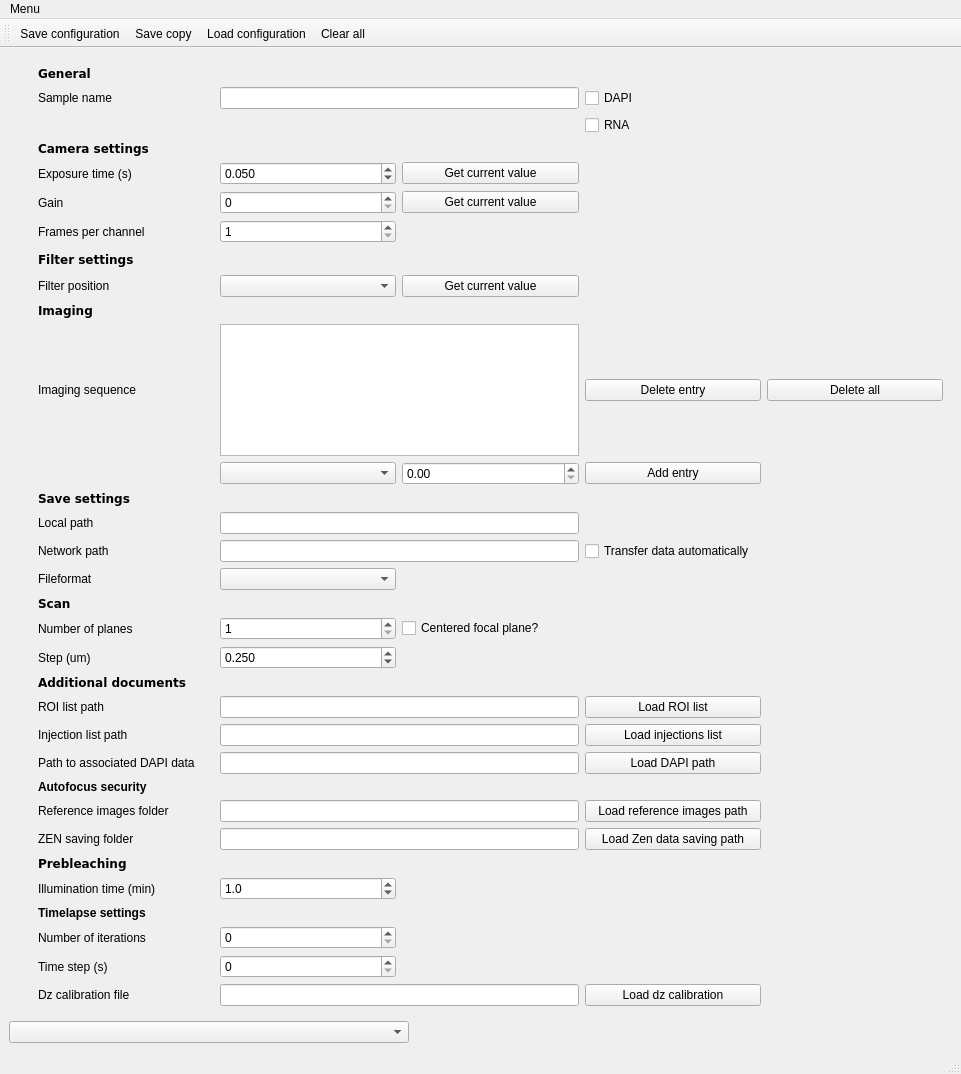
First picture: the form in gui/experiment_configurator/ui_exp_configurator.ui, repository NollmannLab/qudi-HiM, before the edit.
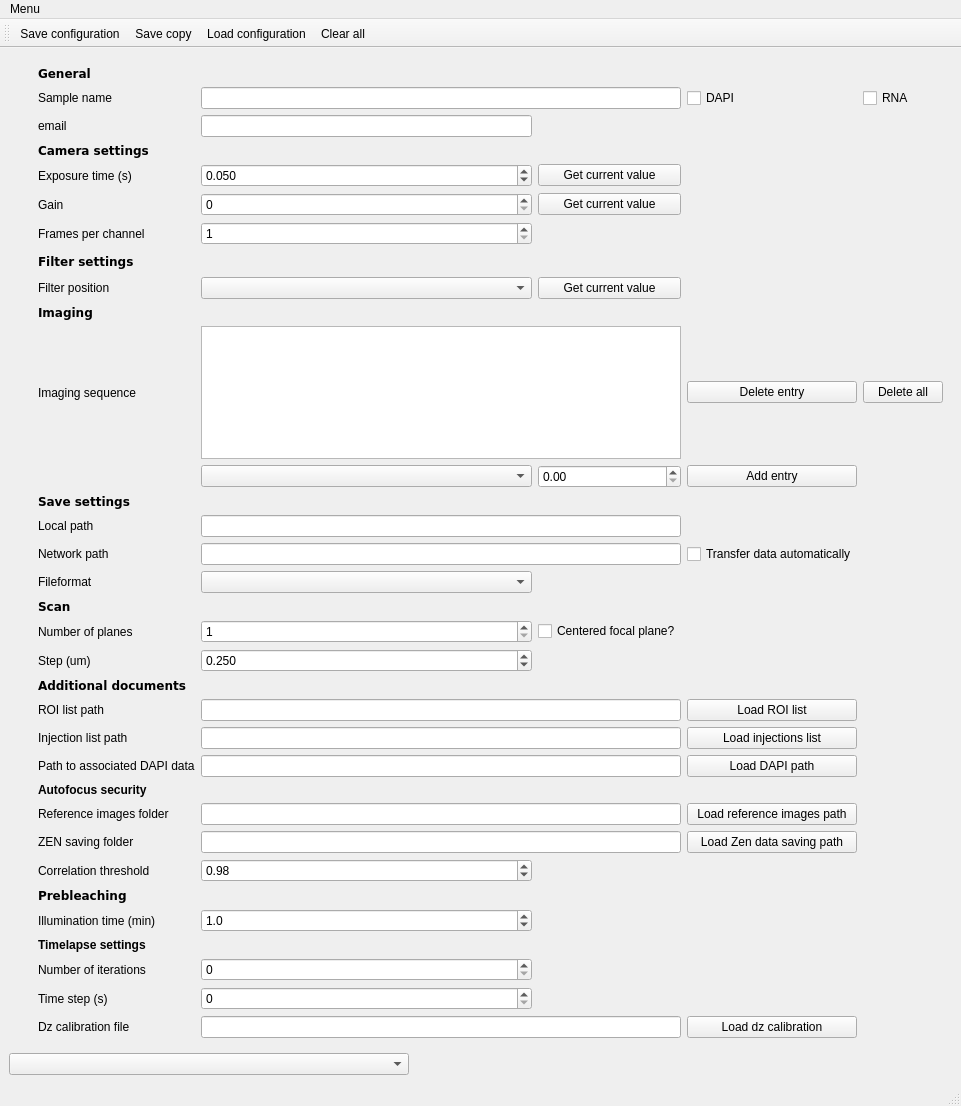
Second picture: the form after the edit.

Commit message: Add new items to the configuration file

```diff
--- a/gui/experiment_configurator/ui_exp_configurator.ui
+++ b/gui/experiment_configurator/ui_exp_configurator.ui
@@ -7,7 +7,7 @@
     <x>0</x>
     <y>0</y>
     <width>961</width>
-    <height>1074</height>
+    <height>1106</height>
    </rect>
   </property>
   <property name="windowTitle">
@@ -18,6 +18,16 @@
     <item>
      <widget class="QWidget" name="formWidget" native="true">
       <layout class="QGridLayout" name="gridLayout">
+       <item row="1" column="5">
+        <widget class="QCheckBox" name="rna_CheckBox">
+         <property name="text">
+          <string>RNA</string>
+         </property>
+         <attribute name="buttonGroup">
+          <string notr="true">buttonGroup</string>
+         </attribute>
+        </widget>
+       </item>
        <item row="29" column="1">
         <widget class="QLabel" name="injections_list_Label">
          <property name="text">
@@ -25,7 +35,7 @@
          </property>
         </widget>
        </item>
-       <item row="36" column="2">
+       <item row="37" column="2">
         <widget class="QDoubleSpinBox" name="illumination_time_DSpinBox">
          <property name="decimals">
           <number>1</number>
@@ -90,7 +100,7 @@
          </property>
         </widget>
        </item>
-       <item row="35" column="1">
+       <item row="36" column="1">
         <widget class="QLabel" name="prebleach_settings_Label">
          <property name="font">
           <font>
@@ -292,7 +302,7 @@
          </property>
         </widget>
        </item>
-       <item row="38" column="2">
+       <item row="39" column="2">
         <widget class="QSpinBox" name="num_iterations_SpinBox">
          <property name="maximum">
           <number>1000</number>
@@ -485,7 +495,7 @@
          </property>
         </widget>
        </item>
-       <item row="37" column="1">
+       <item row="38" column="1">
         <widget class="QLabel" name="timelapse_settings_Label">
          <property name="font">
           <font>
@@ -534,7 +544,7 @@
        <item row="9" column="2">
         <widget class="QComboBox" name="filterpos_ComboBox"/>
        </item>
-       <item row="36" column="1">
+       <item row="37" column="1">
         <widget class="QLabel" name="illumination_time_Label">
          <property name="text">
           <string>Illumination time (min)</string>
@@ -548,44 +558,34 @@
          </property>
         </widget>
        </item>
-       <item row="2" column="4">
-        <widget class="QCheckBox" name="rna_CheckBox">
-         <property name="text">
-          <string>RNA</string>
-         </property>
-         <attribute name="buttonGroup">
-          <string notr="true">buttonGroup</string>
-         </attribute>
-        </widget>
-       </item>
-       <item row="38" column="1">
+       <item row="39" column="1">
         <widget class="QLabel" name="num_iterations_Label">
          <property name="text">
           <string>Number of iterations</string>
          </property>
         </widget>
        </item>
-       <item row="39" column="1">
+       <item row="40" column="1">
         <widget class="QLabel" name="time_step_Label">
          <property name="text">
           <string>Time step (s)</string>
          </property>
         </widget>
        </item>
-       <item row="39" column="2">
+       <item row="40" column="2">
         <widget class="QSpinBox" name="time_step_SpinBox"/>
        </item>
-       <item row="40" column="1">
+       <item row="41" column="1">
         <widget class="QLabel" name="dz_calibration_label">
          <property name="text">
           <string>Dz calibration file</string>
          </property>
         </widget>
        </item>
-       <item row="40" column="2" colspan="2">
+       <item row="41" column="2" colspan="2">
         <widget class="QLineEdit" name="axial_calibration_path_lineEdit"/>
        </item>
-       <item row="40" column="4">
+       <item row="41" column="4">
         <widget class="QPushButton" name="load_dz_calibration_pushButton">
          <property name="text">
           <string>Load dz calibration</string>
@@ -663,6 +663,36 @@
          </property>
         </widget>
        </item>
+       <item row="35" column="1">
+        <widget class="QLabel" name="Correlation_threshold_Label">
+         <property name="text">
+          <string>Correlation threshold</string>
+         </property>
+        </widget>
+       </item>
+       <item row="35" column="2">
+        <widget class="QDoubleSpinBox" name="Zen_correlation_DSpinBox">
+         <property name="maximum">
+          <double>1.000000000000000</double>
+         </property>
+         <property name="singleStep">
+          <double>0.010000000000000</double>
+         </property>
+         <property name="value">
+          <double>0.980000000000000</double>
+         </property>
+        </widget>
+       </item>
+       <item row="2" column="2">
+        <widget class="QLineEdit" name="mail_LineEdit"/>
+       </item>
+       <item row="2" column="1">
+        <widget class="QLabel" name="mail_Label">
+         <property name="text">
+          <string>email</string>
+         </property>
+        </widget>
+       </item>
       </layout>
      </widget>
     </item>
```
The commit also changes 2 other files.
